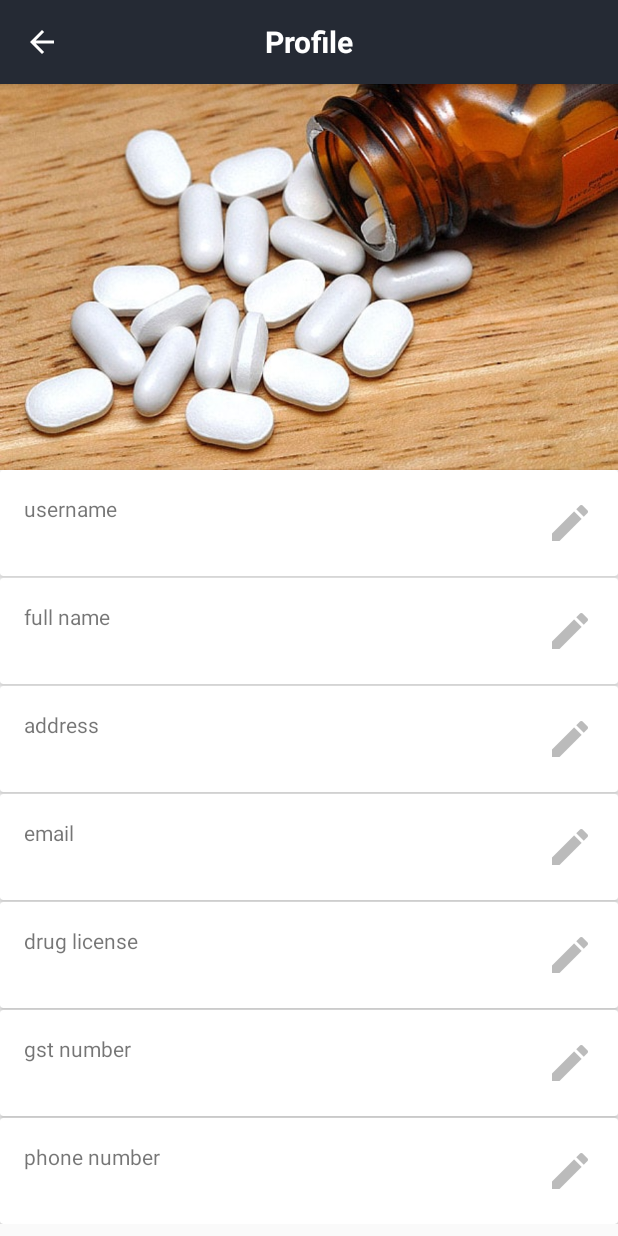
After one commit to honey-hoper/Med-Order, an Android app: the ProfileActivity screen opened directly, with no data from a screen before it, on a phone screen of 412 x 824 dp. The commit adds this screen. Run offline under Robolectric (Android 15) with nearby library versions, the phone set to English and light mode, and no system bars.

Commit message:
created profile activity

```diff
--- a/app/src/main/java/com/webhopers/medorder/cart/CartActivity.kt
+++ b/app/src/main/java/com/webhopers/medorder/cart/CartActivity.kt
@@ -12,6 +12,7 @@ import com.google.firebase.database.FirebaseDatabase
 import com.webhopers.medorder.R
 import com.webhopers.medorder.adapters.FirebaseCartAdapter
 import com.webhopers.medorder.myOrders.MyOrdersActivity
+import com.webhopers.medorder.profile.ProfileActivity
 import com.webhopers.medorder.services.firebase.FirebaseDatabaseService
 import kotlinx.android.synthetic.main.activity_cart.*
 
@@ -68,12 +69,17 @@ class CartActivity :
         val id = item.itemId
         when (id) {
             R.id.om_action_my_orders -> startMyOrdersActivity()
+            R.id.om_action_profile -> startProfileActivity()
         }
         return super.onOptionsItemSelected(item)
     }
 
     private fun startMyOrdersActivity() {
         startActivity(Intent(this, MyOrdersActivity::class.java))
+    }
+
+    private fun startProfileActivity() {
+        startActivity(Intent(this, ProfileActivity::class.java))
     }
 
     override fun onSupportNavigateUp(): Boolean {
--- a/app/src/main/java/com/webhopers/medorder/models/Customer.kt
+++ b/app/src/main/java/com/webhopers/medorder/models/Customer.kt
@@ -108,3 +108,13 @@ class Shipping {
     var country: String? = null
 
 }
+
+class CustomerSP (
+        val username: String,
+        val fullname: String,
+        val address: String,
+        val email: String,
+        val gstNo: String,
+        val drugLicense: String,
+        val phoneNo: String
+)
--- a/app/src/main/java/com/webhopers/medorder/productDetail/ProductDetailActivity.kt
+++ b/app/src/main/java/com/webhopers/medorder/productDetail/ProductDetailActivity.kt
@@ -11,6 +11,7 @@ import com.webhopers.medorder.cart.CartActivity
 import com.webhopers.medorder.dialogs.QuantityPickerDialog
 import com.webhopers.medorder.models.Product
 import com.webhopers.medorder.myOrders.MyOrdersActivity
+import com.webhopers.medorder.profile.ProfileActivity
 import com.webhopers.medorder.utils.convertDpToPixels
 import kotlinx.android.synthetic.main.activity_product_detail.*
 import org.jsoup.Jsoup
@@ -75,6 +76,7 @@ class ProductDetailActivity : AppCompatActivity() {
         when (id) {
             R.id.action_open_cart -> startCartActivity()
             R.id.action_my_orders -> startMyOrdersActivity()
+            R.id.action_profile -> startProfileActivity()
         }
         return super.onOptionsItemSelected(item)
     }
@@ -85,6 +87,10 @@ class ProductDetailActivity : AppCompatActivity() {
 
     private fun startMyOrdersActivity() {
         startActivity(Intent(this, MyOrdersActivity::class.java))
+    }
+
+    private fun startProfileActivity() {
+        startActivity(Intent(this, ProfileActivity::class.java))
     }
 
     private fun getPackingSize(product: Product?): String {
--- a/app/src/main/java/com/webhopers/medorder/productList/ProductListActivity.kt
+++ b/app/src/main/java/com/webhopers/medorder/productList/ProductListActivity.kt
@@ -18,6 +18,7 @@ import com.webhopers.medorder.cart.CartActivity
 import com.webhopers.medorder.models.Product
 import com.webhopers.medorder.models.ProductCategory
 import com.webhopers.medorder.myOrders.MyOrdersActivity
+import com.webhopers.medorder.profile.ProfileActivity
 import kotlinx.android.synthetic.main.activity_product_list.*
 import kotlinx.android.synthetic.main.nav_list_item.view.*
 
@@ -58,6 +59,7 @@ class ProductListActivity :
         apl_nav_list_view.setOnItemClickListener { adapterView, view, i, l ->
             val id = map.get(view.nli_cat_name.text.toString())!!
             apl_drawer.closeDrawers()
+            window.decorView.background = ContextCompat.getDrawable(this, R.color.White)
             presenter.changeAdapter(id)
         }
 
@@ -92,6 +94,7 @@ class ProductListActivity :
         when (id) {
             R.id.action_open_cart -> startCartActivity()
             R.id.action_my_orders -> startMyOrdersActivity()
+            R.id.action_profile -> startProfileActivity()
         }
         return super.onOptionsItemSelected(item)
     }
@@ -102,6 +105,10 @@ class ProductListActivity :
 
     private fun startMyOrdersActivity() {
         startActivity(Intent(this, MyOrdersActivity::class.java))
+    }
+
+    private fun startProfileActivity() {
+        startActivity(Intent(this, ProfileActivity::class.java))
     }
 
     /*
--- /dev/null
+++ b/app/src/main/java/com/webhopers/medorder/profile/ProfileActivity.kt
@@ -0,0 +1,56 @@
+package com.webhopers.medorder.profile
+
+import android.support.v7.app.AppCompatActivity
+import android.os.Bundle
+import com.webhopers.medorder.R
+import com.webhopers.medorder.utils.getCustomerDetails
+import kotlinx.android.synthetic.main.activity_profile.*
+
+class ProfileActivity : AppCompatActivity() {
+
+    override fun onCreate(savedInstanceState: Bundle?) {
+        super.onCreate(savedInstanceState)
+        setContentView(R.layout.activity_profile)
+
+        initUI()
+    }
+
+    private fun initUI() {
+        setUpToolbar()
+    }
+
+    private fun setUpToolbar() {
+        setSupportActionBar(ap_toolbar)
+        supportActionBar?.setDisplayShowTitleEnabled(false)
+        supportActionBar?.setDisplayShowHomeEnabled(true)
+        supportActionBar?.setDisplayHomeAsUpEnabled(true)
+    }
+
+    override fun onSupportNavigateUp(): Boolean {
+        onBackPressed()
+        return true
+    }
+
+    override fun onStart() {
+        super.onStart()
+
+        initUI2()
+    }
+
+    private fun initUI2() {
+        val customer = getCustomerDetails(this)
+
+        ap_username_view.text = customer.username
+        ap_fullname_view.text = customer.fullname
+        ap_email_view.text = customer.email
+        ap_address_view.text = customer.address
+        ap_gst_view.text = customer.gstNo
+        ap_drgl_view.text = customer.drugLicense
+        ap_phone_no_view.text = customer.phoneNo
+
+    }
+
+
+
+
+}
--- a/app/src/main/java/com/webhopers/medorder/utils/Utils.kt
+++ b/app/src/main/java/com/webhopers/medorder/utils/Utils.kt
@@ -4,6 +4,8 @@ import android.content.Context
 import android.content.res.Resources
 import android.net.ConnectivityManager
 import android.util.TypedValue
+import com.webhopers.medorder.R
+import com.webhopers.medorder.models.CustomerSP
 
 fun isConnected(context: Context): Boolean {
     val cm = context.getSystemService(Context.CONNECTIVITY_SERVICE) as ConnectivityManager
@@ -11,3 +13,18 @@ fun isConnected(context: Context): Boolean {
 }
 
 fun convertDpToPixels(dip: Float, r: Resources) = TypedValue.applyDimension(TypedValue.COMPLEX_UNIT_DIP, dip, r.displayMetrics)
+
+fun getCustomerDetails(context: Context): CustomerSP {
+    val preferences = context.getSharedPreferences(
+            context.getString(R.string.user_details_file), Context.MODE_PRIVATE)
+
+    val username = preferences.getString(context.getString(R.string.username_key), "")
+    val fullname = preferences.getString(context.getString(R.string.fullname_key), "")
+    val address = preferences.getString(context.getString(R.string.address_key), "")
+    val email = preferences.getString(context.getString(R.string.email_key), "")
+    val gstNo = preferences.getString(context.getString(R.string.gst_no_key), "")
+    val drugLicense = preferences.getString(context.getString(R.string.drug_license_key), "")
+    val phoneNo = preferences.getString(context.getString(R.string.phone_no_key), "")
+
+    return CustomerSP(username, fullname, address, email, gstNo, drugLicense, phoneNo)
+}
--- /dev/null
+++ b/app/src/main/res/layout/activity_profile.xml
@@ -0,0 +1,324 @@
+<?xml version="1.0" encoding="utf-8"?>
+<android.support.design.widget.CoordinatorLayout xmlns:android="http://schemas.android.com/apk/res/android"
+    xmlns:app="http://schemas.android.com/apk/res-auto"
+    xmlns:tools="http://schemas.android.com/tools"
+    android:layout_width="match_parent"
+    android:layout_height="match_parent">
+
+
+    <android.support.design.widget.AppBarLayout
+        android:id="@+id/ap_appbar"
+        android:layout_width="match_parent"
+        android:layout_height="wrap_content">
+
+        <android.support.v7.widget.Toolbar
+            android:id="@+id/ap_toolbar"
+            android:layout_width="match_parent"
+            android:layout_height="?attr/actionBarSize"
+            android:elevation="4dp"
+            android:theme="@style/MenuStyle">
+
+            <TextView
+                android:layout_width="wrap_content"
+                android:layout_height="wrap_content"
+                android:layout_gravity="center"
+                android:text="@string/profile"
+                android:textColor="#FFFFFF"
+                android:theme="@style/TextExtraLarge" />
+
+        </android.support.v7.widget.Toolbar>
+
+    </android.support.design.widget.AppBarLayout>
+
+
+    <android.support.v4.widget.NestedScrollView
+        android:layout_width="match_parent"
+        android:layout_height="wrap_content"
+        app:layout_behavior="@string/appbar_scrolling_view_behavior">
+
+        <LinearLayout
+            android:layout_width="match_parent"
+            android:layout_height="wrap_content"
+            android:orientation="vertical">
+
+            <ImageView
+                android:layout_width="match_parent"
+                android:layout_height="wrap_content"
+                android:adjustViewBounds="true"
+                android:scaleType="centerCrop"
+                android:src="@drawable/test" />
+
+            <android.support.v7.widget.CardView
+                android:layout_width="match_parent"
+                android:layout_height="wrap_content"
+                android:layout_marginBottom="1dp">
+
+                <LinearLayout
+                    android:layout_width="wrap_content"
+                    android:layout_height="wrap_content"
+                    android:layout_margin="16dp"
+                    android:orientation="vertical">
+
+                    <TextView
+                        android:layout_width="wrap_content"
+                        android:layout_height="wrap_content"
+                        android:text="@string/username"
+                        android:theme="@style/TextNormal" />
+
+
+                    <TextView
+                        android:id="@+id/ap_username_view"
+                        android:layout_width="wrap_content"
+                        android:layout_height="wrap_content"
+                        android:textColor="#000"
+                        android:theme="@style/TextNormal"
+                        tools:text="honeyhoper" />
+
+                </LinearLayout>
+
+                <ImageButton
+                    android:id="@+id/ap_edit_username_btn"
+                    android:layout_width="wrap_content"
+                    android:layout_height="wrap_content"
+                    android:layout_gravity="end|center_vertical"
+                    android:layout_marginEnd="16dp"
+                    android:src="@drawable/edit"
+                    android:background="@null"/>
+
+            </android.support.v7.widget.CardView>
+
+            <android.support.v7.widget.CardView
+                android:layout_width="match_parent"
+                android:layout_height="wrap_content"
+                android:layout_marginBottom="1dp"
+                >
+
+                <LinearLayout
+                    android:layout_width="wrap_content"
+                    android:layout_height="wrap_content"
+                    android:layout_margin="16dp"
+                    android:orientation="vertical">
+
+                    <TextView
+                        android:layout_width="wrap_content"
+                        android:layout_height="wrap_content"
+                        android:text="@string/full_name"
+                        android:theme="@style/TextNormal" />
+
+                    <TextView
+                        android:id="@+id/ap_fullname_view"
+                        android:layout_width="wrap_content"
+                        android:layout_height="wrap_content"
+                        android:textColor="#000"
+                        android:theme="@style/TextNormal"
+                        tools:text="Harshvardhan Singh" />
+
+                </LinearLayout>
+
+                <ImageButton
+                    android:id="@+id/ap_edit_fullname_btn"
+                    android:layout_width="wrap_content"
+                    android:layout_height="wrap_content"
+                    android:layout_gravity="end|center_vertical"
+                    android:layout_marginEnd="16dp"
+                    android:src="@drawable/edit"
+                    android:background="@null"/>
+
+            </android.support.v7.widget.CardView>
+
+
+            <android.support.v7.widget.CardView
+                android:layout_width="match_parent"
+                android:layout_height="wrap_content"
+                android:layout_marginBottom="1dp">
+
+                <LinearLayout
+                    android:layout_width="wrap_content"
+                    android:layout_height="wrap_content"
+                    android:layout_margin="16dp"
+                    android:orientation="vertical">
+
+                    <TextView
+                        android:layout_width="wrap_content"
+                        android:layout_height="wrap_content"
+                        android:text="@string/address"
+                        android:theme="@style/TextNormal" />
+
+                    <TextView
+                        android:id="@+id/ap_address_view"
+                        android:layout_width="wrap_content"
+                        android:layout_height="wrap_content"
+                        android:textColor="#000"
+                        android:theme="@style/TextNormal"
+                        tools:text="Z-4 Royal Enclave\nPatiala" />
+
+                </LinearLayout>
+
+                <ImageButton
+                    android:id="@+id/ap_edit_address_btn"
+                    android:layout_width="wrap_content"
+                    android:layout_height="wrap_content"
+                    android:layout_gravity="end|center_vertical"
+                    android:layout_marginEnd="16dp"
+                    android:src="@drawable/edit"
+                    android:background="@null"/>
+
+            </android.support.v7.widget.CardView>
+
+            <android.support.v7.widget.CardView
+                android:layout_width="match_parent"
+                android:layout_height="wrap_content"
+                android:layout_marginBottom="1dp">
+
+                <LinearLayout
+                    android:layout_width="wrap_content"
+                    android:layout_height="wrap_content"
+                    android:layout_margin="16dp"
+                    android:orientation="vertical">
+
+                    <TextView
+                        android:layout_width="wrap_content"
+                        android:layout_height="wrap_content"
+                        android:text="@string/ap_email"
+                        android:theme="@style/TextNormal" />
+
+                    <TextView
+                        android:id="@+id/ap_email_view"
+                        android:layout_width="wrap_content"
+                        android:layout_height="wrap_content"
+                        android:textColor="#000"
+                        android:theme="@style/TextNormal"
+                        tools:text="honeyhoper21@gmail.com" />
+
+                </LinearLayout>
+
+                <ImageButton
+                    android:id="@+id/ap_edit_email_btn"
+                    android:layout_width="wrap_content"
+                    android:layout_height="wrap_content"
+                    android:layout_gravity="end|center_vertical"
+                    android:layout_marginEnd="16dp"
+                    android:src="@drawable/edit"
+                    android:background="@null"/>
+
+            </android.support.v7.widget.CardView>
+
+            <android.support.v7.widget.CardView
+                android:layout_width="match_parent"
+                android:layout_height="wrap_content"
+                android:layout_marginBottom="1dp">
+
+                <LinearLayout
+                    android:layout_width="wrap_content"
+                    android:layout_height="wrap_content"
+                    android:layout_margin="16dp"
+                    android:orientation="vertical">
+
+                    <TextView
+                        android:layout_width="wrap_content"
+                        android:layout_height="wrap_content"
+                        android:text="@string/drug_license"
+                        android:theme="@style/TextNormal" />
+
+                    <TextView
+                        android:id="@+id/ap_drgl_view"
+                        android:layout_width="wrap_content"
+                        android:layout_height="wrap_content"
+                        android:textColor="#000"
+                        android:theme="@style/TextNormal"
+                        tools:text="AP61F8" />
+
+                </LinearLayout>
+
+                <ImageButton
+                    android:id="@+id/ap_edit_drgl_btn"
+                    android:layout_width="wrap_content"
+                    android:layout_height="wrap_content"
+                    android:layout_gravity="end|center_vertical"
+                    android:layout_marginEnd="16dp"
+                    android:src="@drawable/edit"
+                    android:background="@null"/>
+
+            </android.support.v7.widget.CardView>
+
+            <android.support.v7.widget.CardView
+                android:layout_width="match_parent"
+                android:layout_height="wrap_content"
+                android:layout_marginBottom="1dp">
+
+                <LinearLayout
+                    android:layout_width="wrap_content"
+                    android:layout_height="wrap_content"
+                    android:layout_margin="16dp"
+                    android:orientation="vertical">
+
+                    <TextView
+                        android:layout_width="wrap_content"
+                        android:layout_height="wrap_content"
+                        android:text="@string/gst_no"
+                        android:theme="@style/TextNormal" />
+
+                    <TextView
+                        android:id="@+id/ap_gst_view"
+                        android:layout_width="wrap_content"
+                        android:layout_height="wrap_content"
+                        android:textColor="#000"
+                        android:theme="@style/TextNormal"
+                        tools:text="666ABD99" />
+
+                </LinearLayout>
+
+                <ImageButton
+                    android:id="@+id/ap_edit_gst_btn"
+                    android:layout_width="wrap_content"
+                    android:layout_height="wrap_content"
+                    android:layout_gravity="end|center_vertical"
+                    android:layout_marginEnd="16dp"
+                    android:src="@drawable/edit"
+                    android:background="@null"/>
+
+            </android.support.v7.widget.CardView>
+
+            <android.support.v7.widget.CardView
+                android:layout_width="match_parent"
+                android:layout_height="wrap_content">
+
+                <LinearLayout
+                    android:layout_width="wrap_content"
+                    android:layout_height="wrap_content"
+                    android:layout_margin="16dp"
+                    android:orientation="vertical">
+
+                    <TextView
+                        android:layout_width="wrap_content"
+                        android:layout_height="wrap_content"
+                        android:text="@string/phone_no"
+                        android:theme="@style/TextNormal" />
+
+                    <TextView
+                        android:id="@+id/ap_phone_no_view"
+                        android:layout_width="wrap_content"
+                        android:layout_height="wrap_content"
+                        android:textColor="#000"
+                        android:theme="@style/TextNormal"
+                        tools:text="9041068029" />
+
+                </LinearLayout>
+
+                <ImageButton
+                    android:id="@+id/ap_edit_phone_no_btn"
+                    android:layout_width="wrap_content"
+                    android:layout_height="wrap_content"
+                    android:layout_gravity="end|center_vertical"
+                    android:layout_marginEnd="16dp"
+                    android:src="@drawable/edit"
+                    android:background="@null"/>
+
+            </android.support.v7.widget.CardView>
+
+
+        </LinearLayout>
+
+    </android.support.v4.widget.NestedScrollView>
+
+</android.support.design.widget.CoordinatorLayout>
--- a/app/src/main/res/menu/main_menu.xml
+++ b/app/src/main/res/menu/main_menu.xml
@@ -11,4 +11,8 @@
         android:title="@string/my_orders"
         app:showAsAction="never"/>
 
+    <item android:id="@+id/action_profile"
+        android:title="@string/profile"
+        app:showAsAction="never"/>
+
 </menu>
--- a/app/src/main/res/menu/overflow_menu.xml
+++ b/app/src/main/res/menu/overflow_menu.xml
@@ -6,4 +6,8 @@
     android:title="@string/my_orders"
     app:showAsAction="never"/>
 
+    <item android:id="@+id/om_action_profile"
+        android:title="@string/profile"
+        app:showAsAction="never"/>
+
 </menu>
--- a/app/src/main/res/values/colors.xml
+++ b/app/src/main/res/values/colors.xml
@@ -10,4 +10,5 @@
 
     <color name="Red">#C02727</color>
     <color name="LightBlack">#434343</color>
+    <color name="White">#FFFFFF</color>
 </resources>
--- a/app/src/main/res/values/strings.xml
+++ b/app/src/main/res/values/strings.xml
@@ -41,7 +41,29 @@
     <!-- Drawer -->
 
     <!-- Menu -->
-    <string name="my_orders">My Orders</string>
+    <string name="my_orders">Orders</string>
+    <string name="profile">Profile</string>
     <!-- Menu -->
 
+    <!-- Activity Profile -->
+    <string name="username">username</string>
+    <string name="full_name">full name</string>
+    <string name="ap_email">email</string>
+    <string name="address">address</string>
+    <string name="drug_license">drug license</string>
+    <string name="gst_no">gst number</string>
+    <string name="phone_no">phone number</string>
+    <!-- Activity Profile -->
+
+    <!-- Shared Preference -->
+    <string name="user_details_file">com.webhopers.medorder.USER_DETAIL_FILE</string>
+    <string name="username_key">USERNAME_KEY</string>
+    <string name="fullname_key">FULLNAME_KEY</string>
+    <string name="address_key">ADDRESS_KEY</string>
+    <string name="email_key">EMAIL_KEY</string>
+    <string name="drug_license_key">DRUG_LICENSE_KEY</string>
+    <string name="gst_no_key">GST_NO_KEY</string>
+    <string name="phone_no_key">PHONE_NO_KEY</string>
+    <!-- Shared Preference -->
+
 </resources>
```
Also changed, not shown: app/src/main/AndroidManifest.xml (+15 -18 lines), app/src/main/res/drawable-hdpi/edit.png (added), app/src/main/res/drawable-hdpi/select_category.png, app/src/main/res/drawable-mdpi/edit.png (added), app/src/main/res/drawable-mdpi/select_category.png, app/src/main/res/drawable-xhdpi/edit.png (added), app/src/main/res/drawable-xhdpi/select_category.png, app/src/main/res/drawable-xxhdpi/edit.png (added), app/src/main/res/drawable-xxhdpi/select_category.png.
